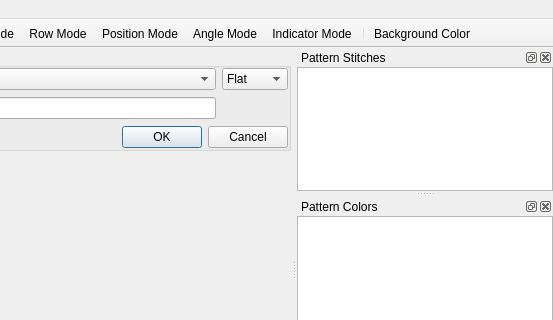
The window that src/mainwindow.ui (iPenguin/CrochetCharts) describes before a commit, drawn with Qt 5; both pictures show x 341 to 894 and y 0 to 320 of the 894 by 511 pixel window.
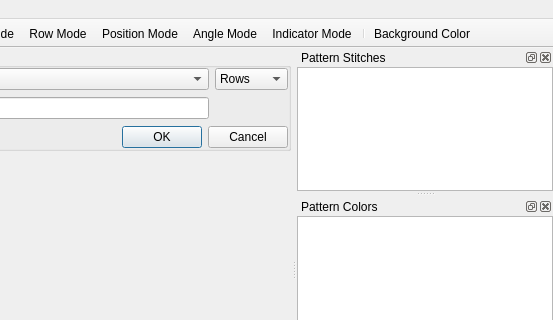
The same window after the commit. Icons and pictures are not drawn.

Patch:
```diff
--- a/src/mainwindow.ui
+++ b/src/mainwindow.ui
@@ -83,12 +83,12 @@
         <widget class="QComboBox" name="chartStyle">
          <item>
           <property name="text">
-           <string>Flat</string>
+           <string>Rows</string>
           </property>
          </item>
          <item>
           <property name="text">
-           <string>Round</string>
+           <string>Rounds</string>
           </property>
          </item>
         </widget>
```
